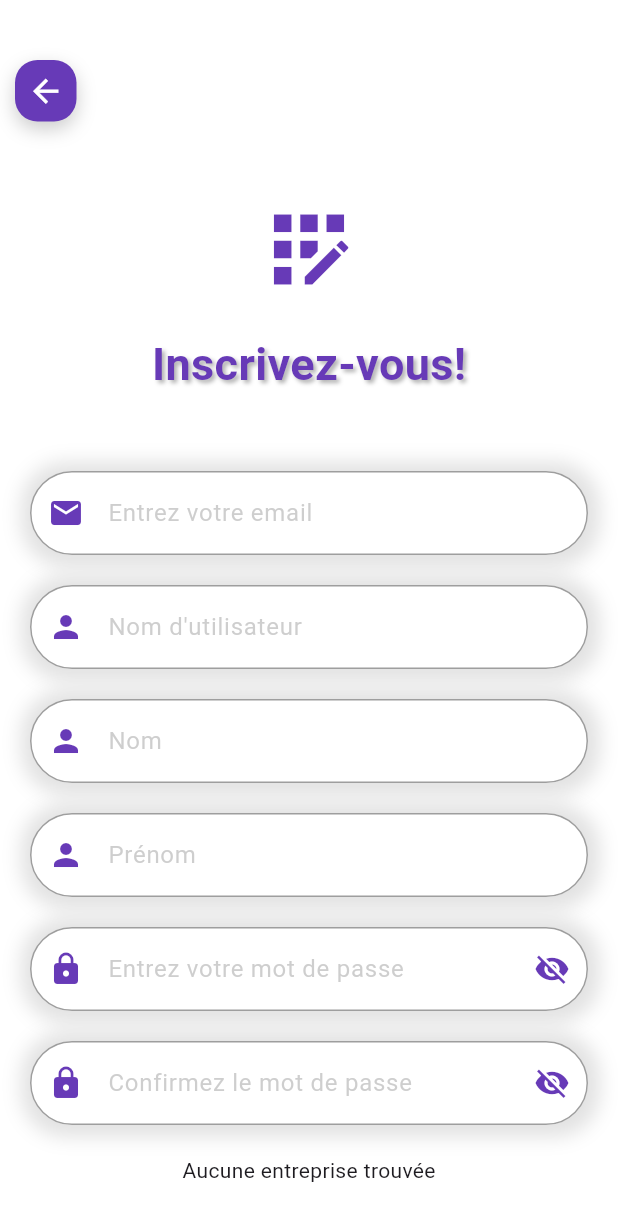
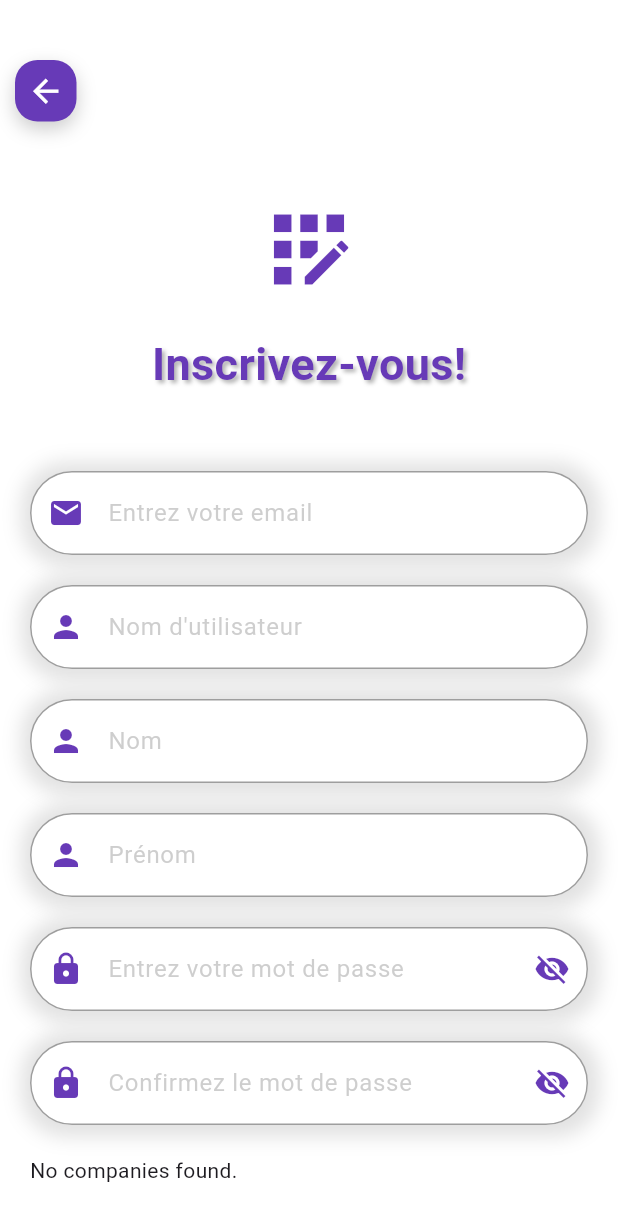
Before and after one commit to GroupeSedimat/Flutter_camion_controle_application, a Flutter app: the InscriptionPage screen opened directly, on a phone screen of 412 x 824 dp. Shown: the top 1221 px of the screen. Run offline on Flutter 3.47's test engine with Material 3 defaults, Android fonts, the phone set to English and light mode, and no system bars; our stand-ins replace cloud_firestore, dio, firebase_auth, firebase_core, firebase_storage, flutter_spinkit and 3 more; missing offline and left inert: open_document; accounts and stored records are empty.

Commit message:
solving some issues

```diff
--- a/lib/pages/user/inscription_page.dart
+++ b/lib/pages/user/inscription_page.dart
@@ -1,4 +1,4 @@
-// ignore_for_file: use_super_parameters, library_private_types_in_public_api, prefer_const_constructors, unused_local_variable
+// ignore_for_file: use_super_parameters, library_private_types_in_public_api, unused_local_variable, prefer_const_constructors
 
 import 'package:flutter/material.dart';
 import 'package:flutter_application_1/models/company/company.dart';
@@ -22,7 +22,6 @@ class _InscriptionPageState extends State<InscriptionPage> {
   String selectedRole = 'user';
   String? selectedCompany;
   String? errorMessage;
-  List<Company> companies = []; // Liste vide au départ
 
   bool obscurePassword = true;
   bool obscureConfirmPassword = true;
@@ -36,21 +35,8 @@ class _InscriptionPageState extends State<InscriptionPage> {
     nameController = TextEditingController();
     firstnameController = TextEditingController();
     confirmPasswordController = TextEditingController();
-    loadCompanies();
-  }
 
-  Future<void> loadCompanies() async {
-    final DatabaseCompanyService databaseCompanyService = DatabaseCompanyService();
-    try {
-      Map<String, Company> companyMap = await databaseCompanyService.getAllCompanies();
-      setState(() {
-        companies = companyMap.values.toList();
-      });
-    } catch (e) {
-      setState(() {
-        errorMessage = 'Erreur lors du chargement des entreprises.';
-      });
-    }
+
   }
 
   @override
@@ -66,6 +52,9 @@ class _InscriptionPageState extends State<InscriptionPage> {
 
   @override
   Widget build(BuildContext context) {
+    final DatabaseCompanyService databaseCompanyService = DatabaseCompanyService();
+    Future<Map<String, Company>> allCompanies = databaseCompanyService.getAllCompanies();
+
     double w = MediaQuery.of(context).size.width;
     double h = MediaQuery.of(context).size.height;
 
@@ -145,44 +134,48 @@ class _InscriptionPageState extends State<InscriptionPage> {
                   const SizedBox(height: 20),
                   buildPasswordTextField('Confirmez le mot de passe', confirmPasswordController, obscureConfirmPassword),
                   const SizedBox(height: 20),
-                  companies.isNotEmpty
-                      ? DropdownButtonFormField<String>(
+                  FutureBuilder<Map<String, Company>>(
+                    future: databaseCompanyService.getAllCompanies(),
+                    builder: (context, snapshot) {
+                      if (snapshot.connectionState == ConnectionState.waiting) {
+                        return const CircularProgressIndicator();
+                      } else if (snapshot.hasError) {
+                        return Text('Error: ${snapshot.error}');
+                      } else if (!snapshot.hasData || snapshot.data!.isEmpty) {
+                        return const Text('No companies found.');
+                      } else {
+                        Map<String, Company> companies = snapshot.data!;
+                        List<DropdownMenuItem<String>> companyItems = companies.entries
+                            .map((entry) => DropdownMenuItem(
+                          value: entry.key,
+                          child: Text(entry.value.name),
+                        ))
+                            .toList();
+                        return DropdownButtonFormField<String>(
+                          value: selectedCompany,
+                          hint: const Text('Select Company'),
                           decoration: InputDecoration(
-                            labelText: 'Sélectionnez une entreprise',
                             border: OutlineInputBorder(
                               borderRadius: BorderRadius.circular(30),
-                              borderSide: const BorderSide(color: Colors.grey, width: 1.0),
+                              borderSide: const BorderSide(color: Colors.white, width: 1.0),
                             ),
                             enabledBorder: OutlineInputBorder(
                               borderRadius: BorderRadius.circular(30),
-                              borderSide: const BorderSide(color: Colors.grey, width: 1.0),
+                              borderSide: const BorderSide(color: Colors.white, width: 1.0),
                             ),
                             filled: true,
                             fillColor: Colors.white,
                           ),
-                          items: companies.map((Company company) {
-                            return DropdownMenuItem<String>(
-                              value: company.id,
-                              child: Text(company.name),
-                            );
-                          }).toList(),
-                          onChanged: (String? value) {
+                          items: companyItems,
+                          onChanged: (value) {
                             setState(() {
-                              selectedCompany = value;
-                              errorMessage = null; // Clear error message when company is selected
-                            });
+                              selectedCompany = value!;
+                   });
                           },
-                          value: selectedCompany,
-                        )
-                      : Center(child: Text('Aucune entreprise trouvée')),
-                  if (errorMessage != null)
-                    Padding(
-                      padding: const EdgeInsets.only(top: 10.0),
-                      child: Text(
-                        errorMessage!,
-                        style: TextStyle(color: Colors.red, fontSize: 14),
-                      ),
-                    ),
+                        );
+                      }
+                    },
+                  ),
                 ],
               ),
             ),
```
